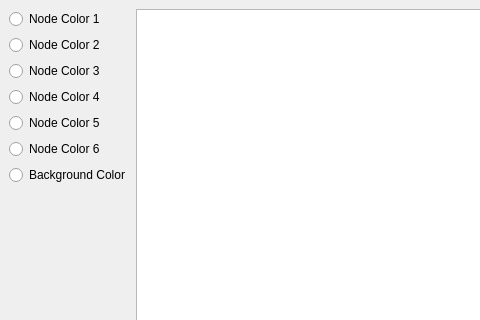
First picture: the form in colorsettings.ui, repository Namr/Connected, before the edit; both pictures show x 0 to 480 and y 0 to 320 of the 800 by 600 pixel window.
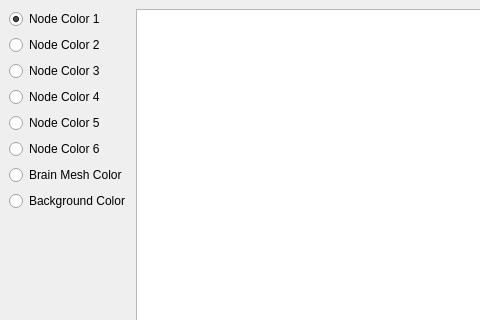
Second picture: the form after the edit.

Commit message: Fixed color settings, added base of the network settings

The edit to the form file:
```diff
--- a/colorsettings.ui
+++ b/colorsettings.ui
@@ -24,6 +24,9 @@
           <property name="text">
            <string>Node Color 1</string>
           </property>
+          <property name="checked">
+           <bool>true</bool>
+          </property>
          </widget>
         </item>
         <item>
@@ -61,6 +64,13 @@
           </property>
          </widget>
         </item>
+        <item>
+         <widget class="QRadioButton" name="radioButton_8">
+          <property name="text">
+           <string>Brain Mesh Color</string>
+          </property>
+         </widget>
+        </item>
         <item>
          <widget class="QRadioButton" name="radioButton_7">
           <property name="text">
```
Left out of the diff: 2 changed lines with no effect on the pictures. The commit also changes 14 other files.
